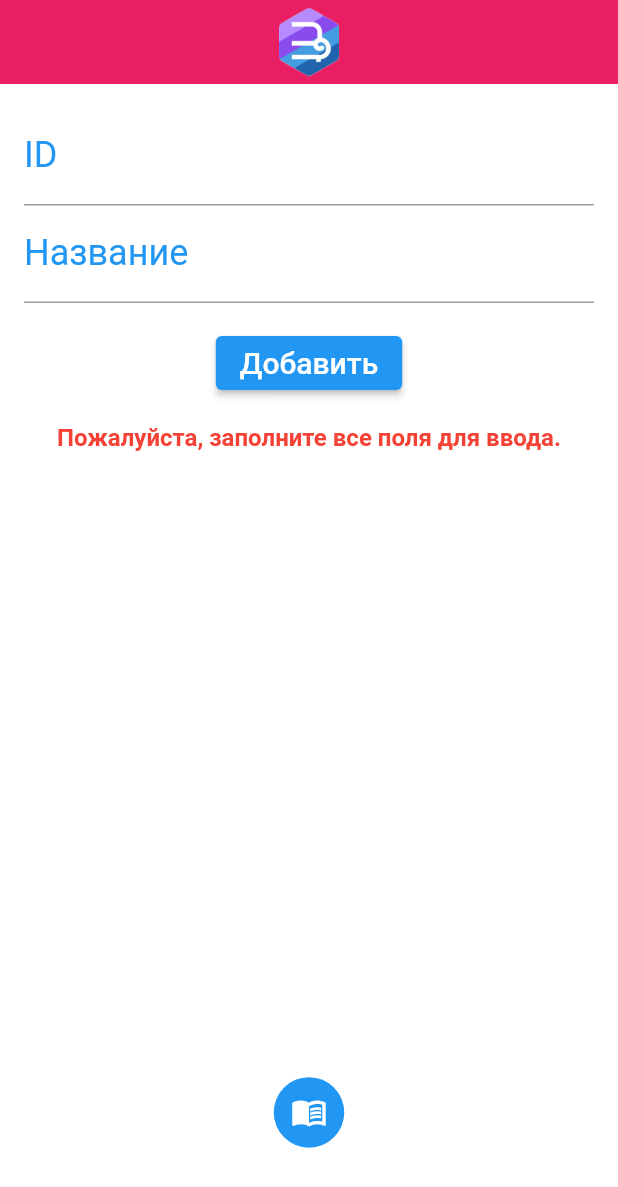
After one commit to RskullW/ProductsManagementWithMobileApp, a Flutter app: the AddScreen screen opened by its route, after a tap on "Добавить", on a phone screen of 412 x 824 dp. The commit adds this screen. Shown: the top 1187 px of the screen. Run offline on Flutter 3.47's test engine with Material 2 defaults, Android fonts, the phone set to English and light mode, and no system bars.

Commit message:
feat: added screen navigation menu, product addition menu, and handling of all possible events during product addition
* Implemented a screen navigation menu to switch between screens
* Added a product addition menu with input fields for ID and Name
* Implemented event handling for various scenarios during product addition:
** Prevented submission if any field is empty
** Enforced input validation for ID field to allow only digits
** Displayed error messages for invalid inputs and duplicate ID
** Successfully added products to the list upon valid submission

```diff
--- /dev/null
+++ b/lib/add_screen.dart
@@ -0,0 +1,144 @@
+import 'package:flutter/material.dart';
+import 'package:nonton_test/bottom_bar.dart';
+import 'products.dart';
+
+class AddScreen extends StatefulWidget {
+  @override
+  _AddScreenState createState() => _AddScreenState();
+}
+
+class _AddScreenState extends State<AddScreen> {
+  final GlobalKey<ScaffoldState> _scaffoldKey = GlobalKey<ScaffoldState>();
+
+  TextEditingController idController = TextEditingController();
+  TextEditingController nameController = TextEditingController();
+  String errorMessage = "";
+  Color colorMessage = Colors.red;
+
+  void addProduct() {
+    String id = idController.text;
+    String name = nameController.text;
+
+    if (id.isEmpty || name.isEmpty) {
+      setState(() {
+        errorMessage = "Пожалуйста, заполните все поля для ввода.";
+        colorMessage = Colors.red;
+      });
+      return;
+    }
+
+    if (!RegExp(r'^\d+$').hasMatch(id)) {
+      setState(() {
+        errorMessage = "ID может содержать только цифры.";
+        colorMessage = Colors.red;
+      });
+      return;
+    }
+
+    Product product = Product(id, name);
+    bool isAdded = Products.AddProduct(product);
+
+    if (isAdded) {
+      setState(() {
+        errorMessage = "Товар успешно добавлен!";
+        id = "";
+        name = "";
+        idController.clear();
+        nameController.clear();
+        colorMessage = Colors.green;
+      });
+    } else {
+      setState(() {
+        errorMessage = "Продукт с таким же ID уже существует";
+        colorMessage = Colors.red;
+      });
+    }
+  }
+
+  @override
+  Widget build(BuildContext context) {
+    return _buildAllBars();
+  }
+
+  Widget _buildAllBars() {
+    var body = _buildBody();
+    return Container(
+      child: Scaffold(
+        key: _scaffoldKey,
+        body: body,
+        appBar: _buildAppBar(),
+        backgroundColor: Colors.white70,
+        bottomNavigationBar: CustomBottomBar(),
+      ),
+    );
+  }
+
+  Widget _buildBody() {
+    return Padding(
+      padding: EdgeInsets.all(16.0),
+      child: Column(
+        crossAxisAlignment: CrossAxisAlignment.start,
+        children: [
+          TextField(
+            controller: idController,
+            decoration: InputDecoration(
+              labelText: 'ID',
+              labelStyle: TextStyle(color: Colors.blue, fontSize: 24),
+            ),
+            keyboardType: TextInputType.number,
+          ),
+          TextField(
+            controller: nameController,
+            decoration: InputDecoration(
+              labelText: 'Название',
+              labelStyle: TextStyle(color: Colors.blue, fontSize: 24),
+            ),
+          ),
+          SizedBox(height: 16.0),
+          Center(
+            child: ElevatedButton(
+              onPressed: addProduct,
+              child: Text(
+                'Добавить',
+                style: TextStyle(color: Colors.white, fontSize: 20),
+              ),
+            ),
+          ),
+          SizedBox(height: 16.0),
+          Center(
+            child: Text(
+              errorMessage,
+              style: TextStyle(
+                color: colorMessage,
+                fontSize: 16,
+                fontWeight: FontWeight.bold,
+              ),
+            ),
+          ),
+        ],
+      ),
+    );
+  }
+
+  PreferredSizeWidget _buildAppBar() {
+    return PreferredSize(
+      preferredSize: Size.fromHeight(kToolbarHeight),
+      child: AppBar(
+        backgroundColor: Colors.pink,
+        elevation: 0,
+        automaticallyImplyLeading: false,
+        title: Center(
+          child: Column(
+            children: [
+              Image.asset(
+                "assets/img/logo.png",
+                height: 50,
+                width: 50,
+              ),
+            ],
+          ),
+        ),
+      ),
+    );
+  }
+}
--- a/lib/bottom_bar.dart
+++ b/lib/bottom_bar.dart
@@ -1,6 +1,14 @@
 import 'dart:math';
 import 'package:flutter/foundation.dart';
 import 'package:flutter/material.dart';
+
+enum StateScreen {
+  MAIN_SCREEN,
+  ADD,
+  DELETE,
+  FIND,
+  DISPLAY,
+}
 
 class CustomBottomBar extends StatefulWidget {
   @override
@@ -10,8 +18,12 @@ class CustomBottomBar extends StatefulWidget {
 class _CustomBottomBarState extends State<CustomBottomBar>
     with SingleTickerProviderStateMixin {
   AnimationController? _animationController;
-  bool _isExpanded = false;
-
+  static bool _isExpanded = false;
+  static bool _isAddScreen = false;
+  static bool _isRemoveScreen = false;
+  static bool _isFindScreen = false;
+  static bool _isMainScreen = true;
+  static bool _isDisplayScreen = false;
   @override
   void initState() {
     super.initState();
@@ -36,6 +48,36 @@ class _CustomBottomBarState extends State<CustomBottomBar>
         _animationController?.reverse();
       }
     });
+  }
+
+  void _setStateScreen(bool isState, StateScreen stateScreen) {
+    if (kDebugMode) {
+      print(
+          "(DEBUG_MODE) IS_MAIN_SCREEN: $_isMainScreen ~ IS_ADD_SCREEN: $_isAddScreen ~ IS_REMOVE_SCREEN: $_isRemoveScreen ~ IS_FIND_SCREEN: $_isFindScreen ~ IS_DISPLAY_SCREEN: $_isDisplayScreen");
+    }
+
+    _isAddScreen = _isDisplayScreen =
+        _isFindScreen = _isMainScreen = _isRemoveScreen = false;
+
+    switch (stateScreen) {
+      case StateScreen.MAIN_SCREEN:
+        _isMainScreen = true;
+        break;
+      case StateScreen.ADD:
+        _isAddScreen = true;
+        break;
+      case StateScreen.DELETE:
+        _isRemoveScreen = true;
+        break;
+      case StateScreen.FIND:
+        _isFindScreen = true;
+        break;
+      case StateScreen.DISPLAY:
+        _isDisplayScreen = true;
+        break;
+      default:
+        break;
+    }
   }
 
   @override
@@ -96,6 +138,17 @@ class _CustomBottomBarState extends State<CustomBottomBar>
                                 opacity: _isExpanded ? 1.0 : 0.0,
                                 duration: Duration(milliseconds: 500),
                                 child: GestureDetector(
+                                  onTap: () => {
+                                    if (!_isDisplayScreen)
+                                      {
+                                        _setStateScreen(
+                                            true, StateScreen.DISPLAY),
+                                        Navigator.pushNamedAndRemoveUntil(
+                                            context,
+                                            "/display",
+                                            (route) => false)
+                                      }
+                                  },
                                   child: Container(
                                     width: 40,
                                     height: 40,
@@ -119,6 +172,17 @@ class _CustomBottomBarState extends State<CustomBottomBar>
                                 opacity: _isExpanded ? 1.0 : 0.0,
                                 duration: Duration(milliseconds: 500),
                                 child: GestureDetector(
+                                  onTap: () => {
+                                    if (!_isRemoveScreen)
+                                      {
+                                        _setStateScreen(
+                                            true, StateScreen.DELETE),
+                                        Navigator.pushNamedAndRemoveUntil(
+                                            context,
+                                            "/remove",
+                                            (route) => false)
+                                      }
+                                  },
                                   child: Container(
                                     width: 40,
                                     height: 40,
@@ -142,6 +206,14 @@ class _CustomBottomBarState extends State<CustomBottomBar>
                                 opacity: _isExpanded ? 1.0 : 0.0,
                                 duration: Duration(milliseconds: 500),
                                 child: GestureDetector(
+                                  onTap: () => {
+                                    if (!_isAddScreen)
+                                      {
+                                        _setStateScreen(true, StateScreen.ADD),
+                                        Navigator.pushNamedAndRemoveUntil(
+                                            context, "/add", (route) => false)
+                                      }
+                                  },
                                   child: Container(
                                     width: 40,
                                     height: 40,
@@ -164,6 +236,14 @@ class _CustomBottomBarState extends State<CustomBottomBar>
                                 opacity: _isExpanded ? 1.0 : 0.0,
                                 duration: Duration(milliseconds: 500),
                                 child: GestureDetector(
+                                  onTap: () => {
+                                    if (!_isFindScreen)
+                                      {
+                                        _setStateScreen(true, StateScreen.FIND),
+                                        Navigator.pushNamedAndRemoveUntil(
+                                            context, "/find", (route) => false)
+                                      }
+                                  },
                                   child: Container(
                                     width: 40,
                                     height: 40,
@@ -186,6 +266,15 @@ class _CustomBottomBarState extends State<CustomBottomBar>
                                 opacity: _isExpanded ? 1 : 0.0,
                                 duration: Duration(seconds: 5),
                                 child: GestureDetector(
+                                  onTap: () => {
+                                    if (!_isMainScreen)
+                                      {
+                                        _setStateScreen(
+                                            true, StateScreen.MAIN_SCREEN),
+                                        Navigator.pushNamedAndRemoveUntil(
+                                            context, "/home", (route) => false)
+                                      }
+                                  },
                                   child: Container(
                                     width: 40,
                                     height: 40,
```
Also changed, not shown: lib/display_screen.dart (added, +12 -0 lines), lib/find_screen.dart (added, +12 -0 lines), lib/home_screen.dart (+0 -11 lines), lib/main.dart (+8 -0 lines), lib/remove_screen.dart (added, +12 -0 lines).
